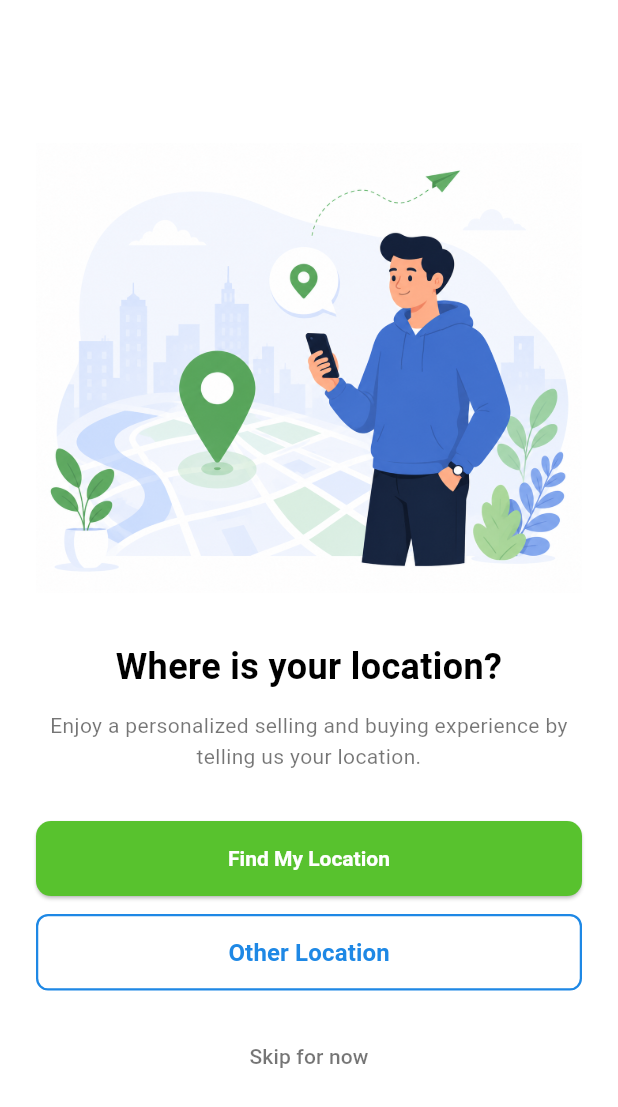
After one commit to zunotechsoftware/Loopo, a Flutter app: the LocationScreen screen opened directly, on a phone screen of 412 x 824 dp. The commit adds this screen. Shown: the top 1107 px of the screen. Run offline on Flutter 3.47's test engine with Material 3 defaults, Android fonts, the phone set to English and light mode, and no system bars; our stand-ins replace image_picker; Roboto replaces fonts that are missing (Poppins).

Commit message:
feat location screen

```diff
--- a/loopo-flutter/lib/main.dart
+++ b/loopo-flutter/lib/main.dart
@@ -3,8 +3,10 @@ import 'dart:async';
 import 'package:flutter/material.dart';
 import 'package:flutter/services.dart';
 import 'package:loopo/screens/home_screen.dart';
+import 'package:loopo/screens/location_screen.dart';
 import 'package:loopo/screens/login_mobile.dart';
 import 'package:loopo/screens/login_screen.dart';
+import 'package:loopo/screens/profile_setup.dart';
 import 'package:loopo/screens/signup_screen.dart';
 import 'package:loopo/screens/welcome_screen.dart';
 
--- /dev/null
+++ b/loopo-flutter/lib/screens/location_screen.dart
@@ -0,0 +1,215 @@
+import 'package:flutter/material.dart';
+import '../theme/app_colors.dart';
+import '../widgets/primary_button.dart';
+import 'home_screen.dart';
+
+class LocationScreen extends StatefulWidget {
+  const LocationScreen({super.key});
+
+  @override
+  State<LocationScreen> createState() => _LocationScreenState();
+}
+
+class _LocationScreenState extends State<LocationScreen> {
+  bool _isLoading = false;
+
+  // ---- Responsive breakpoints / helpers -------------------------------
+  static const double _tabletBreakpoint = 600;
+  static const double _maxContentWidth = 480;
+
+  bool _isTablet(double width) => width >= _tabletBreakpoint;
+
+  double _horizontalPadding(double width) {
+    if (width >= _tabletBreakpoint) {
+      final overflow = width - _maxContentWidth;
+      return overflow > 0 ? overflow / 2 : 24.0;
+    }
+    return 24.0;
+  }
+
+  // ---- Handle Find My Location ----
+  void _handleFindLocation() {
+    setState(() {
+      _isLoading = true;
+    });
+
+    // TODO: Implement location fetching
+    // - Request location permissions
+    // - Get current location
+    // - Reverse geocode to get address
+
+    // Simulate location fetch
+    Future.delayed(const Duration(seconds: 2), () {
+      if (mounted) {
+        setState(() {
+          _isLoading = false;
+        });
+
+        ScaffoldMessenger.of(context).showSnackBar(
+          const SnackBar(
+            content: Text('Location found successfully!'),
+            backgroundColor: Colors.green,
+          ),
+        );
+
+        // Navigate to home screen
+        Navigator.pushReplacement(
+          context,
+          MaterialPageRoute(builder: (_) => const HomeScreen()),
+        );
+      }
+    });
+  }
+
+  // ---- Handle Other Location ----
+  void _handleOtherLocation() {
+    // TODO: Open a location picker or manual address input
+    ScaffoldMessenger.of(context).showSnackBar(
+      const SnackBar(
+        content: Text('Location picker coming soon!'),
+        backgroundColor: AppColors.appBlue,
+      ),
+    );
+  }
+
+  // ---- Wrapper methods for button callbacks ----
+  void _onFindLocationPressed() {
+    if (!_isLoading) {
+      _handleFindLocation();
+    }
+  }
+
+  void _onOtherLocationPressed() {
+    _handleOtherLocation();
+  }
+
+  void _onSkipPressed() {
+    Navigator.pushReplacement(
+      context,
+      MaterialPageRoute(builder: (_) => const HomeScreen()),
+    );
+  }
+
+  @override
+  Widget build(BuildContext context) {
+    return Scaffold(
+      backgroundColor: Colors.white,
+      body: SafeArea(
+        child: LayoutBuilder(
+          builder: (context, constraints) {
+            final width = constraints.maxWidth;
+            final hPad = _horizontalPadding(width);
+
+            return Center(
+              child: ConstrainedBox(
+                constraints: const BoxConstraints(maxWidth: _maxContentWidth),
+                child: Padding(
+                  padding: EdgeInsets.symmetric(horizontal: hPad),
+                  child: Column(
+                    mainAxisAlignment: MainAxisAlignment.center,
+                    children: [
+                      // Illustration
+                      Image.asset(
+                        "assets/images/location.png",
+
+                        fit: BoxFit.contain,
+                      ),
+                      const SizedBox(height: 32),
+
+                      // Title
+                      const Text(
+                        'Where is your location?',
+                        style: TextStyle(
+                          fontFamily: 'Poppins',
+                          fontSize: 24,
+                          fontWeight: FontWeight.bold,
+                          color: Colors.black,
+                        ),
+                        textAlign: TextAlign.center,
+                      ),
+                      const SizedBox(height: 12),
+
+                      // Subtitle
+                      const Text(
+                        'Enjoy a personalized selling and buying experience by telling us your location.',
+                        style: TextStyle(
+                          fontSize: 14,
+                          color: Colors.black54,
+                          height: 1.5,
+                        ),
+                        textAlign: TextAlign.center,
+                      ),
+                      const SizedBox(height: 32),
+
+                      // Find My Location Button
+                      SizedBox(
+                        width: double.infinity,
+                        child: PrimaryButton(
+                          text: 'Find My Location',
+                          onPressed: _onFindLocationPressed,
+                        ),
+                      ),
+                      const SizedBox(height: 12),
+
+                      // Other Location Button (Ghost)
+                      SizedBox(
+                        width: double.infinity,
+                        child: TextButton(
+                          onPressed: _onOtherLocationPressed,
+                          style: TextButton.styleFrom(
+                            padding: const EdgeInsets.symmetric(vertical: 14),
+                            shape: RoundedRectangleBorder(
+                              borderRadius: BorderRadius.circular(8),
+                              side: BorderSide(
+                                color: AppColors.appBlue,
+                                width: 1.5,
+                              ),
+                            ),
+                            foregroundColor: AppColors.appBlue,
+                          ),
+                          child: const Text(
+                            'Other Location',
+                            style: TextStyle(
+                              fontFamily: 'Poppins',
+                              fontSize: 16,
+                              fontWeight: FontWeight.w600,
+                            ),
+                          ),
+                        ),
+                      ),
+                      const SizedBox(height: 20),
+
+                      // Skip for now
+                      TextButton(
+                        onPressed: _onSkipPressed,
+                        child: const Text(
+                          'Skip for now',
+                          style: TextStyle(fontSize: 14, color: Colors.black54),
+                        ),
+                      ),
+                    ],
+                  ),
+                ),
+              ),
+            );
+          },
+        ),
+      ),
+    );
+  }
+
+  // -----------------------------------------------------------------------
+  // ILLUSTRATION
+  // -----------------------------------------------------------------------
+  Widget _buildIllustration() {
+    return Container(
+      width: 200,
+      height: 200,
+      decoration: BoxDecoration(
+        color: AppColors.appGreen.withOpacity(0.1),
+        shape: BoxShape.circle,
+      ),
+      child: Icon(Icons.location_on, size: 100, color: AppColors.appGreen),
+    );
+  }
+}
--- a/loopo-flutter/pubspec.yaml
+++ b/loopo-flutter/pubspec.yaml
@@ -37,6 +37,9 @@ dependencies:
   flutter_svg: ^2.3.0
   http: ^1.2.2
   flutter_dotenv: ^5.1.0
+  image_picker: ^1.2.3
+  device_info_plus: ^9.0.0
+  flutter_config: ^2.0.0
 
 dev_dependencies:
   flutter_test:
@@ -65,6 +68,7 @@ flutter:
     - assets/images/google_button.png
     - assets/images/apple_button.png
     - assets/images/onboard.png
+    - assets/images/location.png
 
   # To add assets to your application, add an assets section, like this:
   # assets:
```
Also changed, not shown: loopo-flutter/lib/screens/profile_setup.dart (added, +344 -0 lines), loopo-flutter/lib/screens/signup_screen.dart (+62 -71 lines), loopo-flutter/assets/images/location.png (added), loopo-flutter/pubspec.lock, 7 other files.
